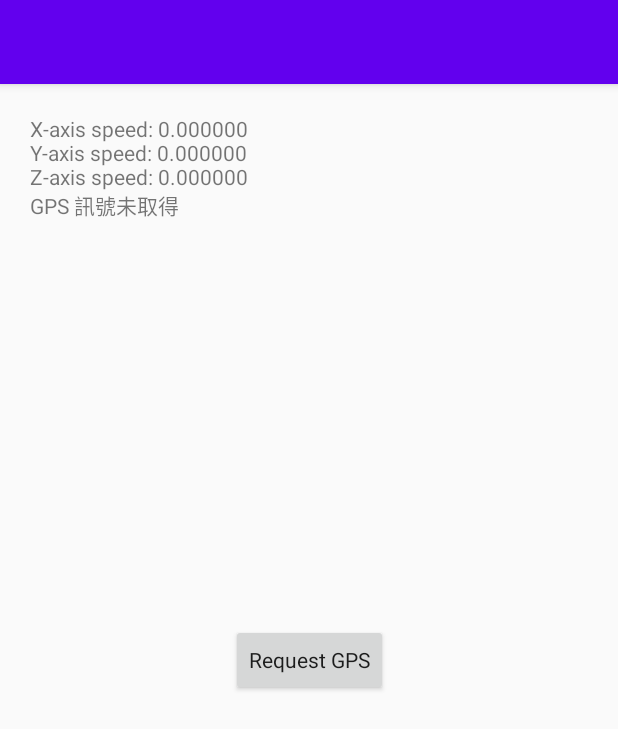
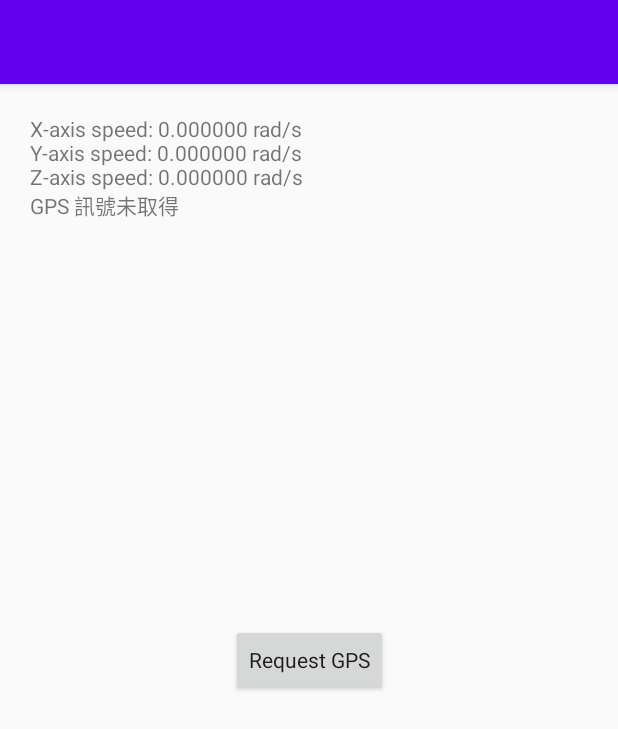
Before and after one commit to YoYo860224/SensorStreamAPP, an Android app: the screen it shows after launch (MainActivity), on a phone screen of 412 x 824 dp. Shown: the top 729 px of the screen. Run offline under Robolectric (Android 15) with nearby library versions, the phone set to English and light mode, and no system bars.

Commit message:
Fix unit sym.

```diff
--- a/SensorStream/app/src/main/java/com/yoyo/SensorStream/MainActivity.java
+++ b/SensorStream/app/src/main/java/com/yoyo/SensorStream/MainActivity.java
@@ -85,18 +85,18 @@ public class MainActivity extends AppCompatActivity {
 
     void SetTextView() {
         if (l != null) {
-            tv.setText( String.format("X-axis speed: %.6f\n", X_axis_rotate) +
-                String.format("Y-axis speed: %.6f\n", Y_axis_rotate) +
-                String.format("Z-axis speed: %.6f\n", Z_axis_rotate) +
+            tv.setText( String.format("X-axis speed: %.6f rad/s\n", X_axis_rotate) +
+                String.format("Y-axis speed: %.6f rad/s\n", Y_axis_rotate) +
+                String.format("Z-axis speed: %.6f rad/s\n", Z_axis_rotate) +
                 String.format("速度: %.6f m/s\n", l.getSpeed()) +
-                String.format("速度: %.6f m/s\n", l.getSpeed() / 1000.0 * 3600) +
+                String.format("速度: %.6f km/h\n", l.getSpeed() / 1000.0 * 3600) +
                 String.format("經度: %.6f\n", l.getLongitude()) +
                 String.format("緯度: %.6f", l.getLatitude()));
         }
         else {
-            tv.setText( String.format("X-axis speed: %.6f\n", X_axis_rotate) +
-                String.format("Y-axis speed: %.6f\n", Y_axis_rotate) +
-                String.format("Z-axis speed: %.6f\n", Z_axis_rotate) +
+            tv.setText( String.format("X-axis speed: %.6f rad/s\n", X_axis_rotate) +
+                String.format("Y-axis speed: %.6f rad/s\n", Y_axis_rotate) +
+                String.format("Z-axis speed: %.6f rad/s\n", Z_axis_rotate) +
                 "GPS 訊號未取得");
         }
 
```
